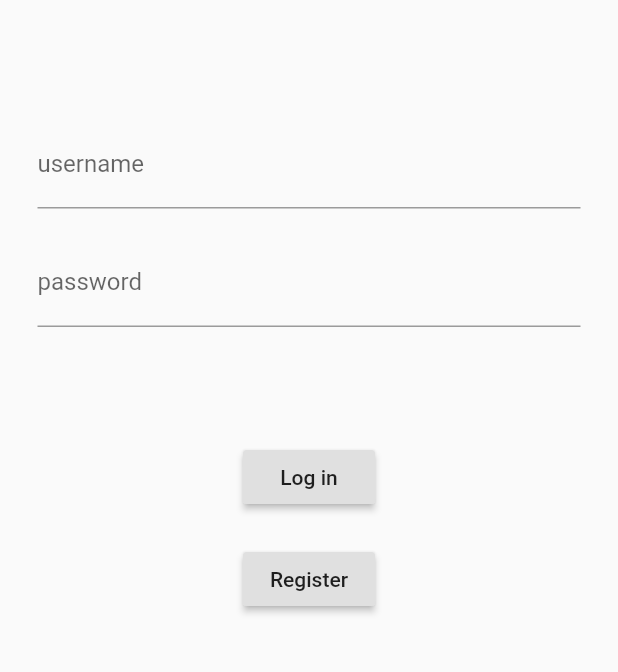
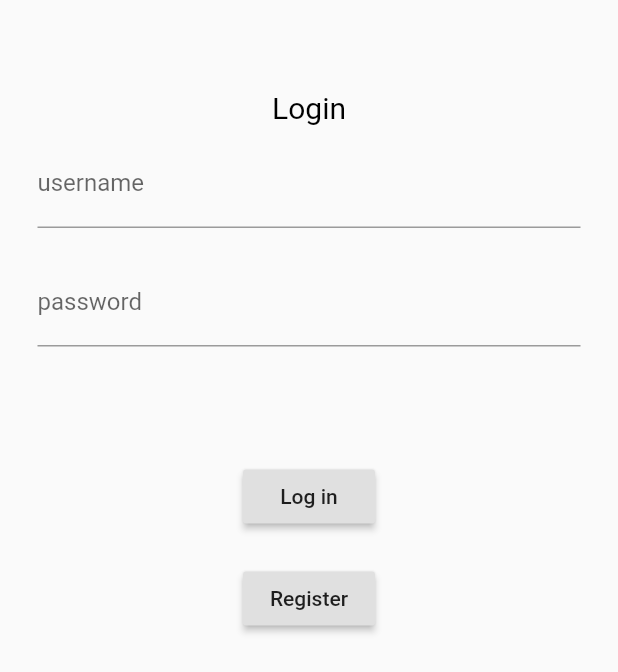
Before and after one commit to SoFoDa/MovieListApplication, a Flutter app: the screen it shows after launch, after a tap on "Log in", on a phone screen of 412 x 824 dp. Shown: the top 672 px of the screen. Run offline on Flutter 3.47's test engine with Material 2 defaults, Android fonts, the phone set to English and light mode, and no system bars; our stand-ins replace device_info, shared_preferences; network calls fail.

Commit message:
Registration view implemented

```diff
--- a/public/lib/main.dart
+++ b/public/lib/main.dart
@@ -3,6 +3,7 @@ import 'package:flutter/material.dart';
 
 // Application views
 import './views/login.view.dart' as login;
+import './views/register.view.dart' as register;
 import './views/home.view.dart' as home;
 import './views/profile.view.dart' as profile;
 import './views/stats.view.dart' as stats;
@@ -23,6 +24,7 @@ class MyApp extends StatelessWidget {
       routes: {
         '/': (context) => login.LoginPage(),
         '/home': (context) => MovieListApp(),
+        '/register': (context) => register.RegisterPage(),
       },
     );
   }
--- a/public/lib/services/authentication.dart
+++ b/public/lib/services/authentication.dart
@@ -49,7 +49,7 @@ class Authentication {
   // ===
 
   String url = 'http://localhost:8989/api';
-  int userID = 0;
+  int userID = -1;
   String token = "";
   NetworkUtility _netUtil = new NetworkUtility();
 
@@ -59,6 +59,7 @@ class Authentication {
   /// Returns null if invalid login.
   ///
   Future<int> login(String username, String password) async {
+    print('Logging in...');
     return _getDeviceIdentity().then((deviceId) {
       Map<String, String> header = {'device_id': deviceId};
       Map<String, String> body = {'username': username, 'password': password};
@@ -76,6 +77,12 @@ class Authentication {
     });
   }
 
+  bool logout() {
+    token = "";
+    userID = -1;
+    return true;
+  }
+
   ///
   /// Register a user with username and password.
   /// Returns user_id of the logged in user if successful.
@@ -83,10 +90,13 @@ class Authentication {
   ///
   Future<int> register(String username, String password) async {
     return _netUtil.put(url + '/register', body: {'username': username, 'password': password}).then((response) {
+      print(response['status']);
       if (response['status'] == '200') {
+        print('in here');
         return login(username, password);
+      } else {
+        return null;
       }
-      return null;
     });
   }
 }
--- a/public/lib/views/login.view.dart
+++ b/public/lib/views/login.view.dart
@@ -21,10 +21,6 @@ class Login extends State<LoginPage> {
   void submit() {
     if (this._formKey.currentState.validate()) {
       _formKey.currentState.save();
-
-      print('Printing the login data.');
-      print('Email: ${_data.username}');
-      print('Password: ${_data.password}');
     }
   }
 
@@ -37,7 +33,17 @@ class Login extends State<LoginPage> {
           child: Column(
             children: <Widget>[
               Container(
-                padding: EdgeInsets.only(top: 80.0, left: 25.0, right: 25.0),
+                padding: EdgeInsets.only(top: 60.0),
+                child: Text(
+                  "Login",
+                  style: TextStyle(
+                    fontStyle: FontStyle.normal,
+                    color: Colors.black,
+                    fontSize: 20),
+                )
+              ),
+              Container(
+                padding: EdgeInsets.only(top: 10.0, left: 25.0, right: 25.0),
                 child: TextFormField(
                   decoration:InputDecoration(
                     labelText: 'username',
@@ -93,7 +99,9 @@ class Login extends State<LoginPage> {
                   child: RaisedButton(
                     child: Text('Register'),
                     // TODO implement register
-                    onPressed: () {},
+                    onPressed: () {
+                      Navigator.pushNamed(context, '/register');
+                    },
                   ),
                 ),
               ),
--- a/public/lib/views/profile.view.dart
+++ b/public/lib/views/profile.view.dart
@@ -118,7 +118,7 @@ class _ProfileState extends State<Profile> with SingleTickerProviderStateMixin {
             child: RaisedButton(
               child: Text('Log out'),
               onPressed: () {
-                Navigator.pop(context);
+                Navigator.pushNamed(context, '/');
               }
             ),
           ),
```
Also changed, not shown: 2 other files.
